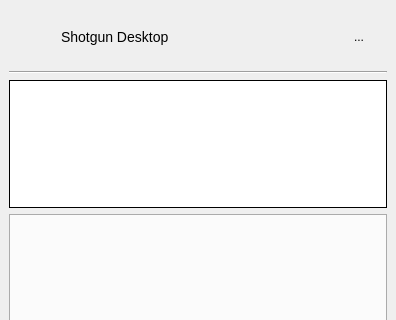
Before: the Qt Designer form resources/systray.ui in shotgunsoftware/tk-desktop, drawn with Qt 5; both pictures show x 0 to 396 and y 0 to 320 of the 396 by 727 pixel window.
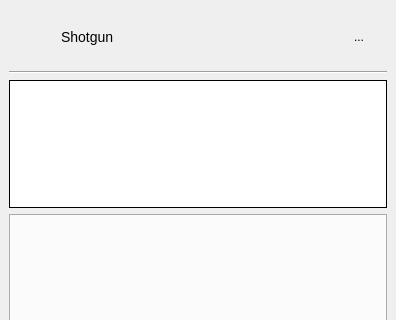
After: the same form once the commit is applied. Icons and pictures are not drawn.

Commit message: Ticket #24028 - Add in the ability to dock/undock the system tray window.

```diff
--- a/resources/systray.ui
+++ b/resources/systray.ui
@@ -97,7 +97,10 @@
           <font/>
          </property>
          <property name="text">
-          <string>&lt;big&gt;Shotgun Desktop&lt;/big&gt;</string>
+          <string>&lt;big&gt;Shotgun&lt;/big&gt;</string>
+         </property>
+         <property name="textInteractionFlags">
+          <set>Qt::NoTextInteraction</set>
          </property>
         </widget>
        </item>
```
Left out of the diff: 6 changed lines with no effect on the pictures. The commit also changes 3 other files.
